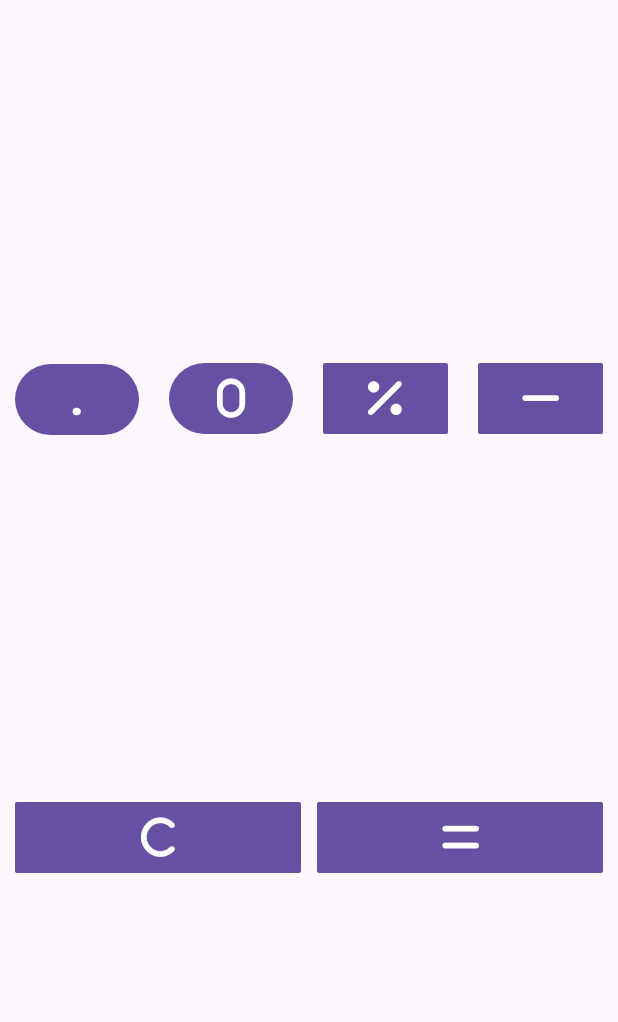
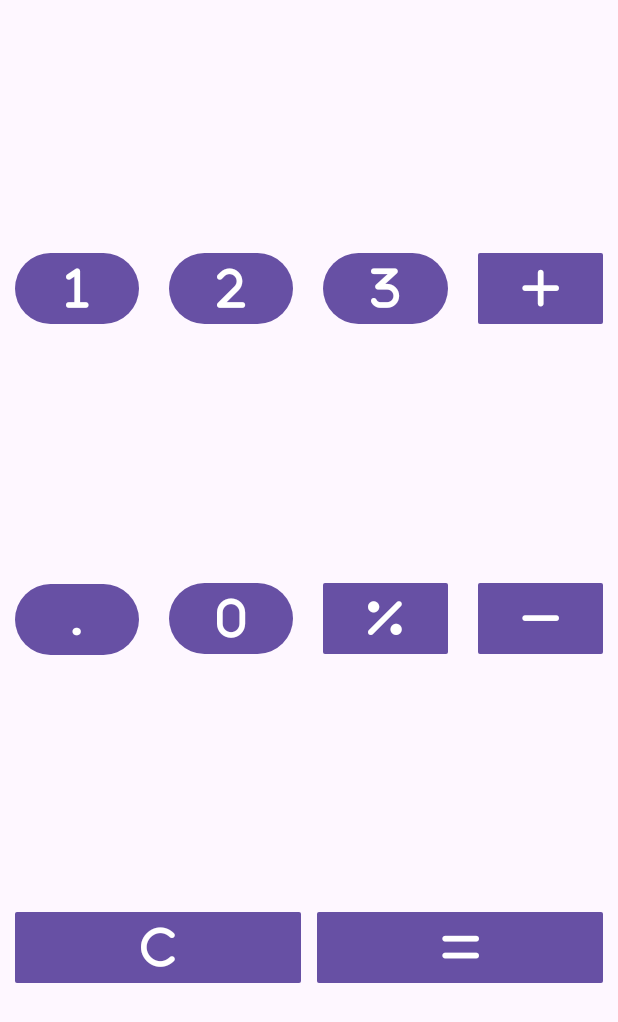
Before and after one commit to AkshitMoudgil/COMP3025_ASSIGNMENT1, an Android app: the screen it shows after launch (MainActivity), on a phone screen of 412 x 824 dp. Shown: the top 1022 px of the screen. Run offline under Robolectric (Android 15) with nearby library versions, the phone set to English and light mode, and no system bars.

Commit message:
added third row of calculator

```diff
--- a/app/src/main/res/layout/activity_main.xml
+++ b/app/src/main/res/layout/activity_main.xml
@@ -8,6 +8,74 @@
     tools:context=".MainActivity">
 
     <LinearLayout
+        android:id="@+id/thirdRow"
+        android:layout_width="match_parent"
+        android:layout_height="wrap_content"
+        android:orientation="horizontal"
+        app:layout_constraintBottom_toTopOf="@id/secondRow"
+        app:layout_constraintEnd_toEndOf="parent"
+        app:layout_constraintStart_toStartOf="parent"
+        app:layout_constraintTop_toTopOf="parent">
+
+        <Button
+            android:id="@+id/oneButton"
+            android:layout_width="@dimen/button_size"
+            android:layout_height="@dimen/button_size"
+            android:layout_marginStart="@dimen/margin_x"
+            android:layout_marginEnd="@dimen/margin_x"
+            android:layout_weight="1"
+            android:fontFamily="@font/fa_solid_900"
+            android:paddingStart="@dimen/padding_x"
+            android:paddingEnd="@dimen/padding_x"
+            android:tag="1"
+            android:text="1"
+            android:textSize="@dimen/button_text" />
+
+        <Button
+            android:id="@+id/twoButton"
+            android:layout_width="@dimen/button_size"
+            android:layout_height="@dimen/button_size"
+            android:layout_marginStart="@dimen/margin_x"
+            android:layout_marginEnd="@dimen/margin_x"
+            android:layout_weight="1"
+            android:fontFamily="@font/fa_solid_900"
+            android:paddingStart="@dimen/padding_x"
+            android:paddingEnd="@dimen/padding_x"
+            android:tag="2"
+            android:text="2"
+            android:textSize="@dimen/button_text" />
+
+        <Button
+            android:id="@+id/threeButton"
+            android:layout_width="@dimen/button_size"
+            android:layout_height="@dimen/button_size"
+            android:layout_marginStart="@dimen/margin_x"
+            android:layout_marginEnd="@dimen/margin_x"
+            android:layout_weight="1"
+            android:fontFamily="@font/fa_solid_900"
+            android:paddingStart="@dimen/padding_x"
+            android:paddingEnd="@dimen/padding_x"
+            android:tag="3"
+            android:text="3"
+            android:textSize="@dimen/button_text" />
+
+        <Button
+            android:id="@+id/plusButton"
+            android:layout_width="@dimen/button_size"
+            android:layout_height="@dimen/button_size"
+            android:layout_marginStart="@dimen/margin_x"
+            android:layout_marginEnd="@dimen/margin_x"
+            android:layout_weight="1"
+            android:fontFamily="@font/fa_solid_900"
+            android:paddingStart="@dimen/padding_x"
+            android:paddingEnd="@dimen/padding_x"
+            android:tag="plus"
+            android:text="@string/plus"
+            android:textSize="@dimen/button_text"
+            app:cornerRadius="1dp" />
+    </LinearLayout>
+
+    <LinearLayout
         android:id="@+id/secondRow"
         android:layout_width="match_parent"
         android:layout_height="wrap_content"
@@ -15,7 +83,7 @@
         app:layout_constraintBottom_toTopOf="@id/firstRow"
         app:layout_constraintEnd_toEndOf="parent"
         app:layout_constraintStart_toStartOf="parent"
-        app:layout_constraintTop_toTopOf="parent">
+        app:layout_constraintTop_toBottomOf="@id/thirdRow">
 
         <Button
             android:id="@+id/decimalButton"
@@ -118,4 +186,5 @@
             android:textSize="@dimen/button_text"
             app:cornerRadius="1dp" />
     </LinearLayout>
+
 </androidx.constraintlayout.widget.ConstraintLayout>
```
